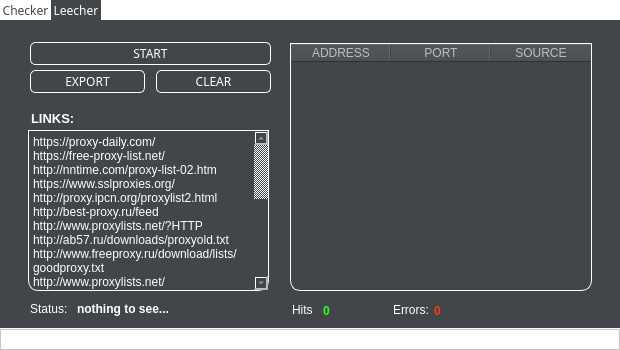
Old version of the form proxier/gui/mainwindow.ui in the repository marcobackup/Proxier.
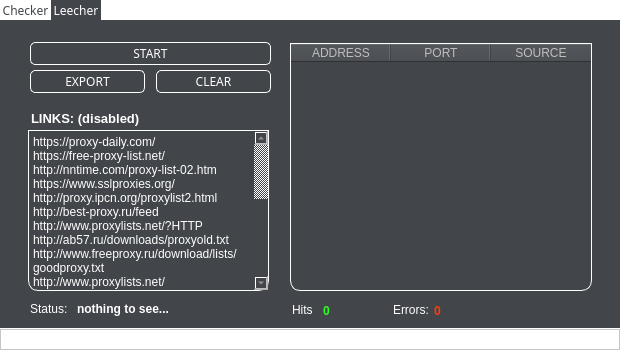
New version of the form. The open tabs and pages were chosen to show the change. Icons and pictures are not drawn.

Diff of the .ui file:
```diff
--- a/proxier/gui/mainwindow.ui
+++ b/proxier/gui/mainwindow.ui
@@ -554,12 +554,12 @@
        <rect>
         <x>31</x>
         <y>91</y>
-        <width>47</width>
-        <height>13</height>
+        <width>151</width>
+        <height>16</height>
        </rect>
       </property>
       <property name="text">
-       <string>&lt;html&gt;&lt;head/&gt;&lt;body&gt;&lt;p&gt;&lt;span style=&quot; font-size:10pt; font-weight:600; color:#ffffff;&quot;&gt;LINKS:&lt;/span&gt;&lt;/p&gt;&lt;/body&gt;&lt;/html&gt;</string>
+       <string>&lt;html&gt;&lt;head/&gt;&lt;body&gt;&lt;p&gt;&lt;span style=&quot; font-size:10pt; font-weight:600; color:#ffffff;&quot;&gt;LINKS:   (disabled)&lt;/span&gt;&lt;/p&gt;&lt;/body&gt;&lt;/html&gt;</string>
       </property>
      </widget>
      <widget class="QPlainTextEdit" name="link_fetch_text">
```
Left out of the diff: 7 changed lines with no effect on the pictures.
